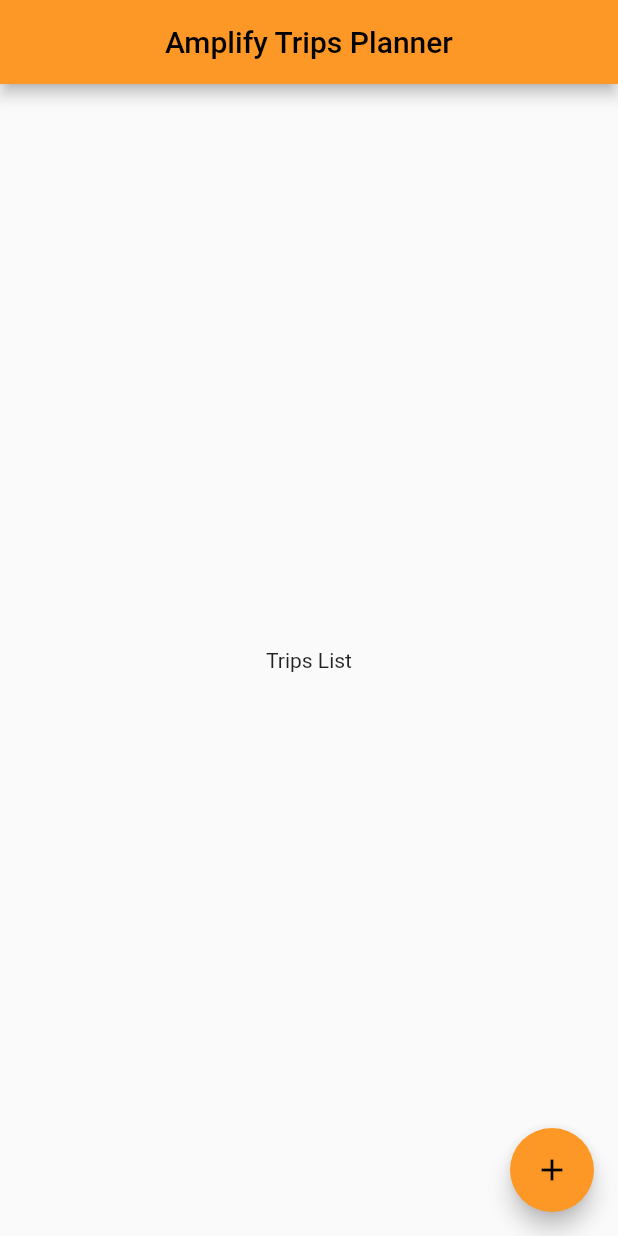
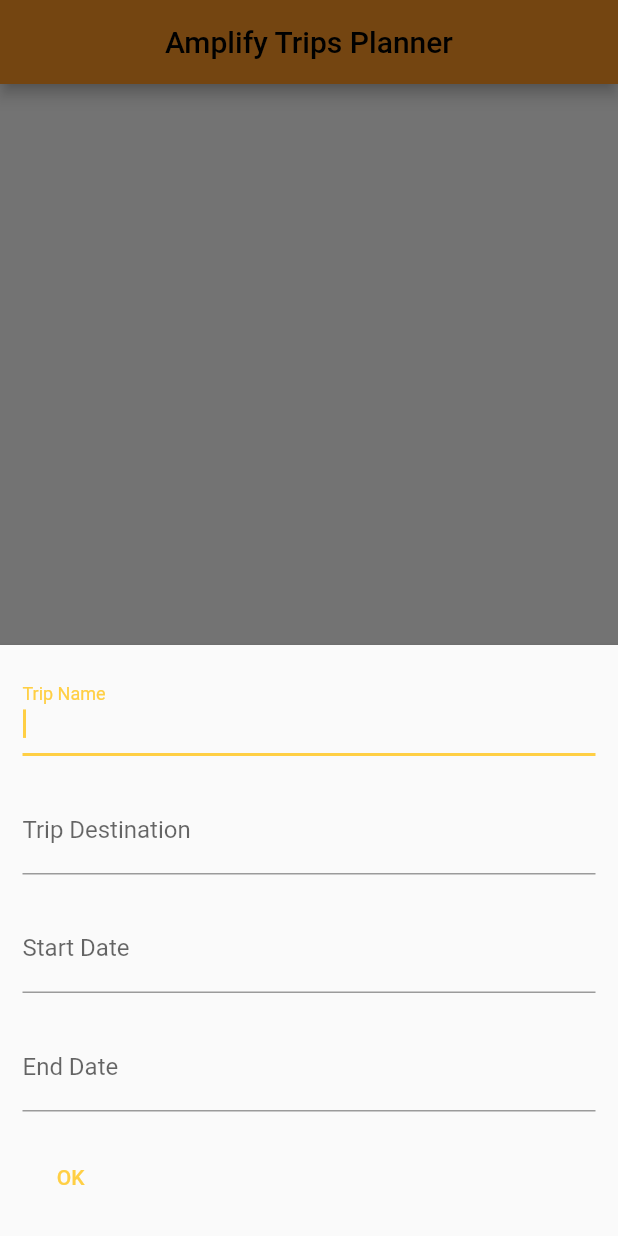
Before and after one commit to spero61/flutter-trips-planner, a Flutter app: the screen it shows after launch, after a tap on the "add" icon, on a phone screen of 412 x 824 dp. Run offline on Flutter 3.47's test engine with Material 2 defaults, Android fonts, the phone set to English and light mode, and no system bars; our stand-ins replace cached_network_image, flutter_riverpod, go_router, riverpod_annotation; missing offline and left inert: amplify_api, amplify_auth_cognito, amplify_authenticator, amplify_core, amplify_flutter; generated files the repository leaves out were written again.

Commit message:
implement app

```diff
--- a/amplify/team-provider-info.json
+++ b/amplify/team-provider-info.json
@@ -14,6 +14,9 @@
     "categories": {
       "auth": {
         "amplifytripsplanner6641f990": {}
+      },
+      "api": {
+        "amplifytripsplanner": {}
       }
     }
   }
--- /dev/null
+++ b/lib/common/ui/bottomsheet_text_form_field.dart
@@ -0,0 +1,38 @@
+import 'package:flutter/material.dart';
+
+class BottomSheetTextFormField extends StatelessWidget {
+  const BottomSheetTextFormField({
+    required this.labelText,
+    required this.controller,
+    required this.keyboardType,
+    this.onTap,
+    super.key,
+  });
+
+  final String labelText;
+  final TextEditingController controller;
+  final TextInputType keyboardType;
+  final void Function()? onTap;
+
+  @override
+  Widget build(BuildContext context) {
+    return TextFormField(
+      controller: controller,
+      keyboardType: keyboardType,
+      autofocus: true,
+      autocorrect: false,
+      textInputAction: TextInputAction.next,
+      validator: (value) {
+        if (value == null || value.isEmpty) {
+          return 'Please enter a value';
+        }
+
+        return null;
+      },
+      decoration: InputDecoration(
+        labelText: labelText,
+      ),
+      onTap: onTap,
+    );
+  }
+}
--- /dev/null
+++ b/lib/features/trip/controller/trips_list_controller.dart
@@ -0,0 +1,54 @@
+import 'dart:async';
+
+import 'package:amplify_flutter/amplify_flutter.dart';
+import 'package:amplify_trips_planner/features/trip/data/trips_repository.dart';
+import 'package:amplify_trips_planner/models/ModelProvider.dart';
+import 'package:riverpod_annotation/riverpod_annotation.dart';
+
+part 'trips_list_controller.g.dart';
+
+@riverpod
+class TripsListController extends _$TripsListController {
+  Future<List<Trip>> _fetchTrips() async {
+    final tripsRepository = ref.read(tripsRepositoryProvider);
+    final trips = await tripsRepository.getTrips();
+    return trips;
+  }
+
+  @override
+  FutureOr<List<Trip>> build() async {
+    return _fetchTrips();
+  }
+
+  Future<void> addTrip({
+    required String name,
+    required String destination,
+    required String startDate,
+    required String endDate,
+  }) async {
+    final trip = Trip(
+      tripName: name,
+      destination: destination,
+      startDate: TemporalDate(DateTime.parse(startDate)),
+      endDate: TemporalDate(DateTime.parse(endDate)),
+    );
+
+    state = const AsyncValue.loading();
+
+    state = await AsyncValue.guard(() async {
+      final tripsRepository = ref.read(tripsRepositoryProvider);
+      await tripsRepository.add(trip);
+      return _fetchTrips();
+    });
+  }
+
+  Future<void> removeTrip(Trip trip) async {
+    state = const AsyncValue.loading();
+    state = await AsyncValue.guard(() async {
+      final tripsRepository = ref.read(tripsRepositoryProvider);
+      await tripsRepository.delete(trip);
+
+      return _fetchTrips();
+    });
+  }
+}
--- /dev/null
+++ b/lib/features/trip/data/trips_repository.dart
@@ -0,0 +1,38 @@
+import 'package:amplify_trips_planner/features/trip/service/trips_api_service.dart';
+import 'package:amplify_trips_planner/models/Trip.dart';
+import 'package:flutter_riverpod/flutter_riverpod.dart';
+
+final tripsRepositoryProvider = Provider<TripsRepository>((ref) {
+  final tripsAPIService = ref.read(tripsAPIServiceProvider);
+  return TripsRepository(tripsAPIService);
+});
+
+class TripsRepository {
+  TripsRepository(this.tripsAPIService);
+
+  final TripsAPIService tripsAPIService;
+
+  Future<List<Trip>> getTrips() {
+    return tripsAPIService.getTrips();
+  }
+
+  Future<List<Trip>> getPastTrips() {
+    return tripsAPIService.getPastTrips();
+  }
+
+  Future<void> add(Trip trip) async {
+    return tripsAPIService.addTrip(trip);
+  }
+
+  Future<void> update(Trip updatedTrip) async {
+    return tripsAPIService.updateTrip(updatedTrip);
+  }
+
+  Future<void> delete(Trip deletedTrip) async {
+    return tripsAPIService.deleteTrip(deletedTrip);
+  }
+
+  Future<Trip> getTrip(String tripId) async {
+    return tripsAPIService.getTrip(tripId);
+  }
+}
--- /dev/null
+++ b/lib/features/trip/service/trips_api_service.dart
@@ -0,0 +1,129 @@
+// getTrips - This function will query the Amplify API for the active and upcoming trips and return a list of them.
+// getPastTrips - This function will query the Amplify API for past trips and return a list of them.
+// getTrip - This function will query the Amplify API for a specific trip.
+// addTrip, deleteTrip, and updateTrip is for adding, deleting, or updating the trips in the Amplify API.
+
+import 'dart:async';
+
+import 'package:amplify_api/amplify_api.dart';
+import 'package:amplify_flutter/amplify_flutter.dart';
+import 'package:amplify_trips_planner/models/ModelProvider.dart';
+import 'package:flutter_riverpod/flutter_riverpod.dart';
+
+final tripsAPIServiceProvider = Provider<TripsAPIService>((ref) {
+  final service = TripsAPIService();
+  return service;
+});
+
+class TripsAPIService {
+  TripsAPIService();
+
+  Future<List<Trip>> getTrips() async {
+    try {
+      final request = ModelQueries.list(Trip.classType);
+      final response = await Amplify.API.query(request: request).response;
+
+      final trips = response.data?.items;
+      if (trips == null) {
+        safePrint('getTrips errors: ${response.errors}');
+        return const [];
+      }
+      trips.sort(
+        (a, b) =>
+            a!.startDate.getDateTime().compareTo(b!.startDate.getDateTime()),
+      );
+      return trips
+          .map((e) => e as Trip)
+          .where(
+            (element) => element.endDate.getDateTime().isAfter(DateTime.now()),
+          )
+          .toList();
+    } on Exception catch (error) {
+      safePrint('getTrips failed: $error');
+
+      return const [];
+    }
+  }
+
+  Future<List<Trip>> getPastTrips() async {
+    try {
+      final request = ModelQueries.list(Trip.classType);
+      final response = await Amplify.API.query(request: request).response;
+
+      final trips = response.data?.items;
+      if (trips == null) {
+        safePrint('getPastTrips errors: ${response.errors}');
+        return const [];
+      }
+      trips.sort(
+        (a, b) =>
+            a!.startDate.getDateTime().compareTo(b!.startDate.getDateTime()),
+      );
+      return trips
+          .map((e) => e as Trip)
+          .where(
+            (element) => element.endDate.getDateTime().isBefore(DateTime.now()),
+          )
+          .toList();
+    } on Exception catch (error) {
+      safePrint('getPastTrips failed: $error');
+
+      return const [];
+    }
+  }
+
+  Future<void> addTrip(Trip trip) async {
+    try {
+      final request = ModelMutations.create(trip);
+      final response = await Amplify.API.mutate(request: request).response;
+
+      final createdTrip = response.data;
+      if (createdTrip == null) {
+        safePrint('addTrip errors: ${response.errors}');
+        return;
+      }
+    } on Exception catch (error) {
+      safePrint('addTrip failed: $error');
+    }
+  }
+
+  Future<void> deleteTrip(Trip trip) async {
+    try {
+      await Amplify.API
+          .mutate(
+            request: ModelMutations.delete(trip),
+          )
+          .response;
+    } on Exception catch (error) {
+      safePrint('deleteTrip failed: $error');
+    }
+  }
+
+  Future<void> updateTrip(Trip updatedTrip) async {
+    try {
+      await Amplify.API
+          .mutate(
+            request: ModelMutations.update(updatedTrip),
+          )
+          .response;
+    } on Exception catch (error) {
+      safePrint('updateTrip failed: $error');
+    }
+  }
+
+  Future<Trip> getTrip(String tripId) async {
+    try {
+      final request = ModelQueries.get(
+        Trip.classType,
+        TripModelIdentifier(id: tripId),
+      );
+      final response = await Amplify.API.query(request: request).response;
+
+      final trip = response.data!;
+      return trip;
+    } on Exception catch (error) {
+      safePrint('getTrip failed: $error');
+      rethrow;
+    }
+  }
+}
--- /dev/null
+++ b/lib/features/trip/ui/trips_gridview/trip_gridview_item.dart
@@ -0,0 +1,32 @@
+import 'package:amplify_trips_planner/common/navigation/router/routes.dart';
+import 'package:amplify_trips_planner/features/trip/ui/trips_gridview/trip_gridview_item_card.dart';
+import 'package:amplify_trips_planner/models/ModelProvider.dart';
+import 'package:flutter/material.dart';
+import 'package:go_router/go_router.dart';
+
+class TripGridViewItem extends StatelessWidget {
+  const TripGridViewItem({
+    required this.trip,
+    super.key,
+  });
+
+  final Trip trip;
+
+  @override
+  Widget build(BuildContext context) {
+    return InkWell(
+      splashColor: Theme.of(context).primaryColor,
+      borderRadius: BorderRadius.circular(15),
+      onTap: () {
+        context.goNamed(
+          AppRoute.trip.name,
+          pathParameters: {'id': trip.id},
+          extra: trip,
+        );
+      },
+      child: TripGridViewItemCard(
+        trip: trip,
+      ),
+    );
+  }
+}
--- /dev/null
+++ b/lib/features/trip/ui/trips_gridview/trips_list_gridview.dart
@@ -0,0 +1,56 @@
+import 'package:amplify_trips_planner/features/trip/ui/trips_gridview/trip_gridview_item.dart';
+import 'package:amplify_trips_planner/models/ModelProvider.dart';
+import 'package:flutter/material.dart';
+import 'package:flutter_riverpod/flutter_riverpod.dart';
+
+class TripsListGridView extends StatelessWidget {
+  const TripsListGridView({
+    required this.tripsList,
+    super.key,
+  });
+
+  final AsyncValue<List<Trip>> tripsList;
+
+  @override
+  Widget build(BuildContext context) {
+    switch (tripsList) {
+      case AsyncData(:final value):
+        return value.isEmpty
+            ? const Center(
+                child: Text('No Trips'),
+              )
+            : OrientationBuilder(
+                builder: (context, orientation) {
+                  return GridView.count(
+                    crossAxisCount:
+                        (orientation == Orientation.portrait) ? 2 : 3,
+                    mainAxisSpacing: 4,
+                    crossAxisSpacing: 4,
+                    padding: const EdgeInsets.all(4),
+                    childAspectRatio:
+                        (orientation == Orientation.portrait) ? 0.9 : 1.4,
+                    children: value.map((tripData) {
+                      return TripGridViewItem(
+                        trip: tripData,
+                      );
+                    }).toList(growable: false),
+                  );
+                },
+              );
+
+      case AsyncError():
+        return const Center(
+          child: Text('Error'),
+        );
+      case AsyncLoading():
+        return const Center(
+          child: CircularProgressIndicator(),
+        );
+
+      case _:
+        return const Center(
+          child: Text('Error'),
+        );
+    }
+  }
+}
--- /dev/null
+++ b/lib/features/trip/ui/trips_list/add_trip_bottomsheet.dart
@@ -0,0 +1,128 @@
+import 'package:amplify_trips_planner/common/ui/bottomsheet_text_form_field.dart';
+import 'package:amplify_trips_planner/common/utils/date_time_formatter.dart';
+import 'package:amplify_trips_planner/features/trip/controller/trips_list_controller.dart';
+import 'package:flutter/material.dart';
+import 'package:flutter_riverpod/flutter_riverpod.dart';
+import 'package:go_router/go_router.dart';
+
+class AddTripBottomSheet extends ConsumerStatefulWidget {
+  const AddTripBottomSheet({
+    super.key,
+  });
+
+  @override
+  AddTripBottomSheetState createState() => AddTripBottomSheetState();
+}
+
+class AddTripBottomSheetState extends ConsumerState<AddTripBottomSheet> {
+  final formGlobalKey = GlobalKey<FormState>();
+
+  final tripNameController = TextEditingController();
+  final destinationController = TextEditingController();
+  final startDateController = TextEditingController();
+  final endDateController = TextEditingController();
+
+  @override
+  Widget build(BuildContext context) {
+    return Form(
+      key: formGlobalKey,
+      child: Container(
+        padding: EdgeInsets.only(
+          top: 15,
+          left: 15,
+          right: 15,
+          bottom: MediaQuery.of(context).viewInsets.bottom + 15,
+        ),
+        width: double.infinity,
+        child: Column(
+          mainAxisSize: MainAxisSize.min,
+          crossAxisAlignment: CrossAxisAlignment.start,
+          children: [
+            BottomSheetTextFormField(
+              labelText: 'Trip Name',
+              controller: tripNameController,
+              keyboardType: TextInputType.name,
+            ),
+            const SizedBox(
+              height: 20,
+            ),
+            BottomSheetTextFormField(
+              labelText: 'Trip Destination',
+              controller: destinationController,
+              keyboardType: TextInputType.name,
+            ),
+            const SizedBox(
+              height: 20,
+            ),
+            BottomSheetTextFormField(
+              labelText: 'Start Date',
+              controller: startDateController,
+              keyboardType: TextInputType.datetime,
+              onTap: () async {
+                final pickedDate = await showDatePicker(
+                  context: context,
+                  initialDate: DateTime.now(),
+                  firstDate: DateTime(2000),
+                  lastDate: DateTime(2101),
+                );
+
+                if (pickedDate != null) {
+                  print(pickedDate.format('yyyy-MM-dd'));
+                  startDateController.text = pickedDate.format('yyyy-MM-dd');
+                  print(startDateController.text);
+                }
+              },
+            ),
+            const SizedBox(
+              height: 20,
+            ),
+            BottomSheetTextFormField(
+              labelText: 'End Date',
+              controller: endDateController,
+              keyboardType: TextInputType.datetime,
+              onTap: () async {
+                if (startDateController.text.isNotEmpty) {
+                  final pickedDate = await showDatePicker(
+                    context: context,
+                    initialDate: DateTime.parse(startDateController.text),
+                    firstDate: DateTime.parse(startDateController.text),
+                    lastDate: DateTime(2101),
+                  );
+
+                  if (pickedDate != null) {
+                    print(pickedDate.format('yyyy-MM-dd'));
+                    endDateController.text = pickedDate.format('yyyy-MM-dd');
+                  }
+                }
+              },
+            ),
+            const SizedBox(
+              height: 20,
+            ),
+            TextButton(
+              child: const Text('OK'),
+              onPressed: () async {
+                final currentState = formGlobalKey.currentState;
+                if (currentState == null) {
+                  return;
+                }
+                if (currentState.validate()) {
+                  await ref.watch(tripsListControllerProvider.notifier).addTrip(
+                        name: tripNameController.text,
+                        destination: destinationController.text,
+                        startDate: startDateController.text,
+                        endDate: endDateController.text,
+                      );
+
+                  if (context.mounted) {
+                    context.pop();
+                  }
+                }
+              }, //,
+            ),
+          ],
+        ),
+      ),
+    );
+  }
+}
--- a/lib/features/trip/ui/trips_list/trips_list_page.dart
+++ b/lib/features/trip/ui/trips_list/trips_list_page.dart
@@ -1,13 +1,28 @@
+import 'package:amplify_trips_planner/common/utils/colors.dart' as constants;
+import 'package:amplify_trips_planner/features/trip/controller/trips_list_controller.dart';
+import 'package:amplify_trips_planner/features/trip/ui/trips_gridview/trips_list_gridview.dart';
+import 'package:amplify_trips_planner/features/trip/ui/trips_list/add_trip_bottomsheet.dart';
 import 'package:flutter/material.dart';
-import 'package:amplify_trips_planner/common/utils/colors.dart' as constants;
+import 'package:flutter_riverpod/flutter_riverpod.dart';
 
-class TripsListPage extends StatelessWidget {
+class TripsListPage extends ConsumerWidget {
   const TripsListPage({
     super.key,
   });
 
+  Future<void> showAddTripDialog(BuildContext context) =>
+      showModalBottomSheet<void>(
+        isScrollControlled: true,
+        elevation: 5,
+        context: context,
+        builder: (sheetContext) {
+          return const AddTripBottomSheet();
+        },
+      );
+
   @override
-  Widget build(BuildContext context) {
+  Widget build(BuildContext context, WidgetRef ref) {
+    final tripsListValue = ref.watch(tripsListControllerProvider);
     return Scaffold(
       appBar: AppBar(
         centerTitle: true,
@@ -17,12 +32,14 @@ class TripsListPage extends StatelessWidget {
         backgroundColor: const Color(constants.primaryColorDark),
       ),
       floatingActionButton: FloatingActionButton(
-        onPressed: () {},
+        onPressed: () {
+          showAddTripDialog(context);
+        },
         backgroundColor: const Color(constants.primaryColorDark),
         child: const Icon(Icons.add),
       ),
-      body: const Center(
-        child: Text('Trips List'),
+      body: TripsListGridView(
+        tripsList: tripsListValue,
       ),
     );
   }
--- a/lib/main.dart
+++ b/lib/main.dart
@@ -1,5 +1,7 @@
+import 'package:amplify_api/amplify_api.dart';
 import 'package:amplify_auth_cognito/amplify_auth_cognito.dart';
 import 'package:amplify_flutter/amplify_flutter.dart';
+import 'package:amplify_trips_planner/models/ModelProvider.dart';
 import 'package:amplify_trips_planner/trips_planner_app.dart';
 import 'package:flutter/material.dart';
 import 'package:flutter_riverpod/flutter_riverpod.dart';
@@ -24,6 +26,7 @@ Future<void> main() async {
 Future<void> _configureAmplify() async {
   await Amplify.addPlugins([
     AmplifyAuthCognito(),
+    AmplifyAPI(modelProvider: ModelProvider.instance),
   ]);
   await Amplify.configure(amplifyconfig);
 }
```
Also changed, not shown: lib/common/utils/date_time_formatter.dart (added, +7 -0 lines), lib/features/trip/ui/trips_gridview/trip_gridview_item_card.dart (added, +109 -0 lines), lib/features/trip/controller/trips_list_controller.g.dart (added), 2 other files.
